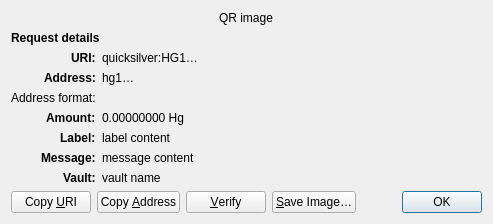
The window that src/qt/forms/receiverequestdialog.ui (quicksilver-hg/quicksilver) describes before a commit, drawn with Qt 5.
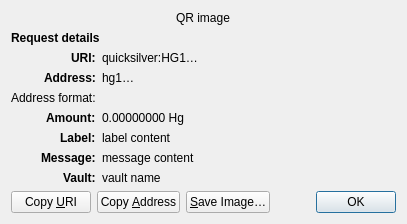
The same window after the commit. Custom widgets are drawn as their Qt base class.

Diff of the .ui file:
```diff
--- a/src/qt/forms/receiverequestdialog.ui
+++ b/src/qt/forms/receiverequestdialog.ui
@@ -264,19 +264,6 @@
        </property>
       </widget>
      </item>
-     <item>
-      <widget class="QPushButton" name="btnVerify">
-       <property name="text">
-        <string>&amp;Verify</string>
-       </property>
-       <property name="toolTip">
-        <string>Verify this address on e.g. a hardware signer screen</string>
-       </property>
-       <property name="autoDefault">
-        <bool>false</bool>
-       </property>
-      </widget>
-     </item>
      <item>
       <widget class="QPushButton" name="btnSaveAs">
        <property name="text">
```
Left out of the diff: 3 changed lines with no effect on the pictures.
